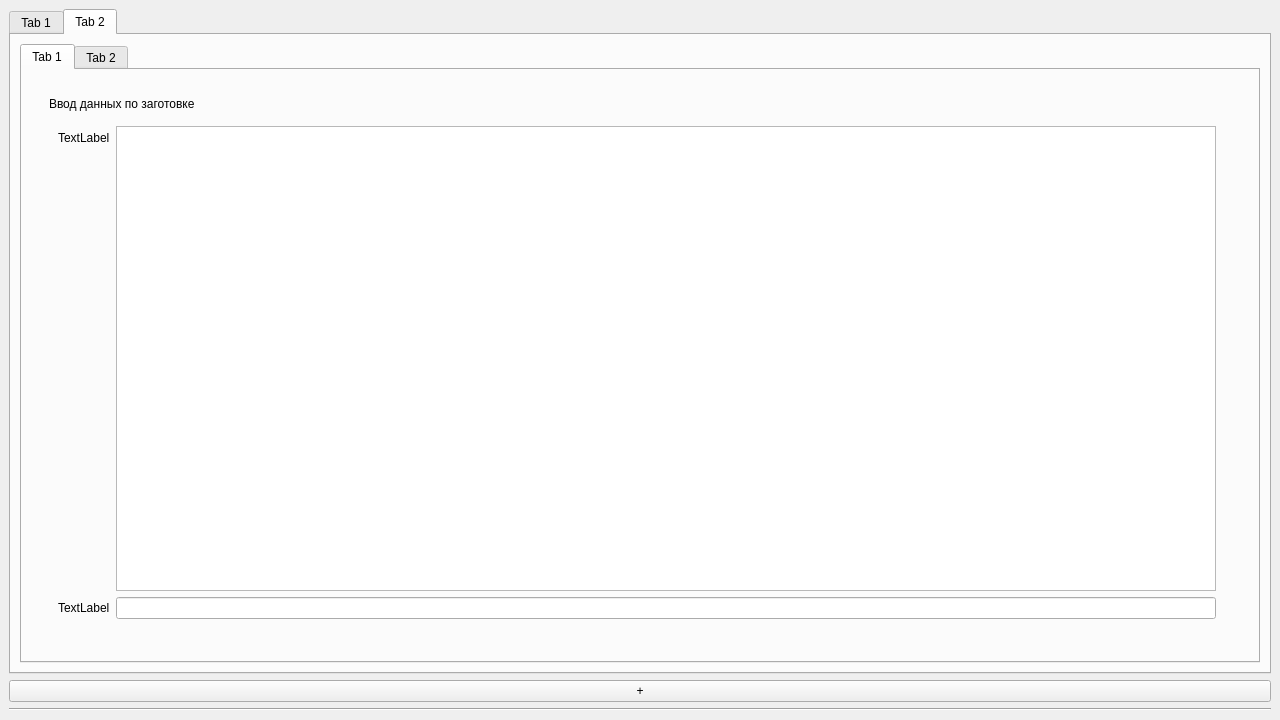
Above: Interfase/1.ui from MichailNikitin/optimization_CNC before the change. Below: the same form after it.
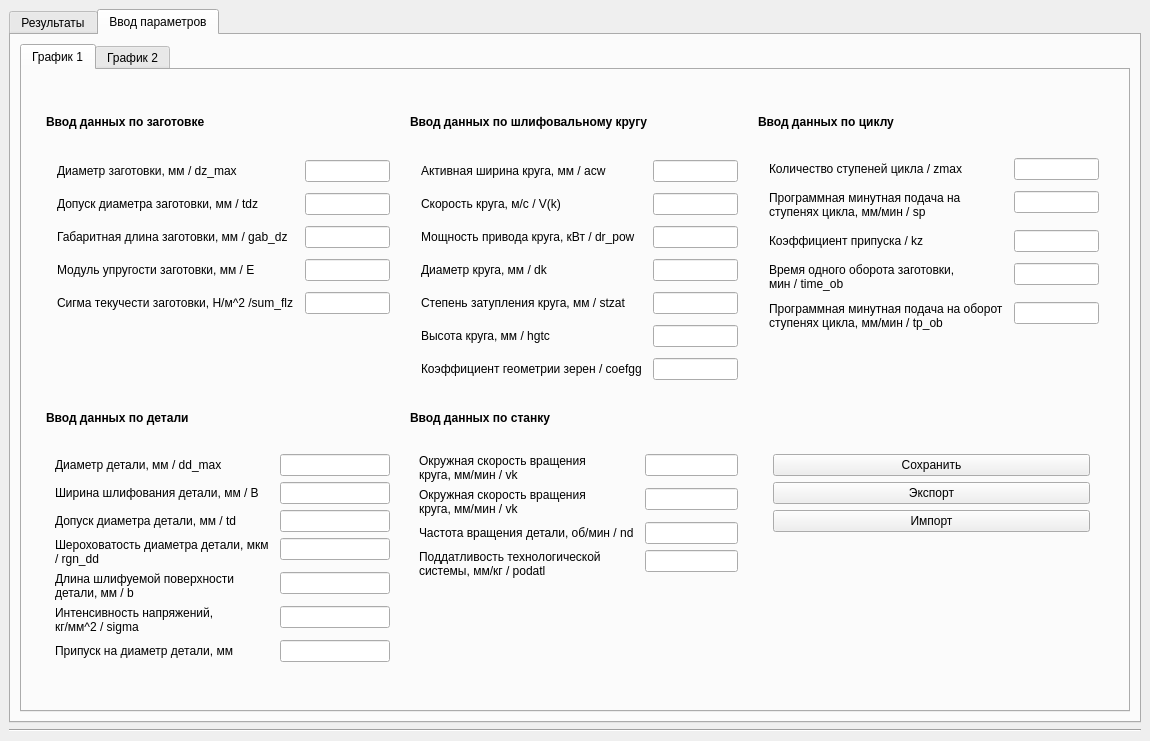
That is the form after the change.

What changed in the file:
```diff
--- a/Interfase/1.ui
+++ b/Interfase/1.ui
@@ -6,8 +6,8 @@
    <rect>
     <x>0</x>
     <y>0</y>
-    <width>1280</width>
-    <height>720</height>
+    <width>1150</width>
+    <height>741</height>
    </rect>
   </property>
   <property name="windowTitle">
@@ -22,27 +22,26 @@
       </property>
      </widget>
     </item>
-    <item row="1" column="0">
-     <widget class="QPushButton" name="add_grafs">
-      <property name="text">
-       <string>+</string>
-      </property>
-     </widget>
-    </item>
     <item row="0" column="0">
      <widget class="QTabWidget" name="MainTabWidget">
+      <property name="enabled">
+       <bool>true</bool>
+      </property>
+      <property name="layoutDirection">
+       <enum>Qt::LeftToRight</enum>
+      </property>
       <property name="currentIndex">
        <number>1</number>
       </property>
       <widget class="QWidget" name="results">
        <attribute name="title">
-        <string>Tab 1</string>
+        <string>Результаты</string>
        </attribute>
        <layout class="QGridLayout" name="gridLayout_12"/>
       </widget>
       <widget class="QWidget" name="input_par">
        <attribute name="title">
-        <string>Tab 2</string>
+        <string>Ввод параметров</string>
        </attribute>
        <layout class="QGridLayout" name="gridLayout_10">
         <item row="0" column="0">
@@ -50,49 +49,560 @@
           <property name="currentIndex">
            <number>0</number>
           </property>
+          <property name="iconSize">
+           <size>
+            <width>20</width>
+            <height>20</height>
+           </size>
+          </property>
+          <property name="usesScrollButtons">
+           <bool>true</bool>
+          </property>
+          <property name="movable">
+           <bool>true</bool>
+          </property>
           <widget class="QWidget" name="graf_1">
            <attribute name="title">
-            <string>Tab 1</string>
+            <string>График 1</string>
            </attribute>
            <layout class="QVBoxLayout" name="verticalLayout">
             <item>
              <widget class="QWidget" name="param_1" native="true">
               <layout class="QGridLayout" name="gridLayout_6">
-               <item row="1" column="0">
-                <widget class="QWidget" name="widget" native="true"/>
-               </item>
-               <item row="0" column="0">
+               <property name="horizontalSpacing">
+                <number>65</number>
+               </property>
+               <item row="0" column="1">
                 <widget class="QWidget" name="widget_2" native="true">
-                 <layout class="QVBoxLayout" name="verticalLayout_3">
-                  <item>
-                   <widget class="QLabel" name="label">
-                    <property name="text">
-                     <string>Ввод данных по заготовке</string>
-                    </property>
-                   </widget>
-                  </item>
-                  <item>
+                 <property name="baseSize">
+                  <size>
+                   <width>0</width>
+                   <height>0</height>
+                  </size>
+                 </property>
+                 <layout class="QGridLayout" name="gridLayout">
+                  <property name="sizeConstraint">
+                   <enum>QLayout::SetDefaultConstraint</enum>
+                  </property>
+                  <property name="leftMargin">
+                   <number>6</number>
+                  </property>
+                  <property name="topMargin">
+                   <number>7</number>
+                  </property>
+                  <property name="rightMargin">
+                   <number>11</number>
+                  </property>
+                  <property name="bottomMargin">
+                   <number>21</number>
+                  </property>
+                  <property name="horizontalSpacing">
+                   <number>20</number>
+                  </property>
+                  <property name="verticalSpacing">
+                   <number>0</number>
+                  </property>
+                  <item row="1" column="0">
                    <widget class="QWidget" name="widget_4" native="true">
                     <layout class="QFormLayout" name="formLayout">
+                     <property name="fieldGrowthPolicy">
+                      <enum>QFormLayout::AllNonFixedFieldsGrow</enum>
+                     </property>
+                     <property name="horizontalSpacing">
+                      <number>11</number>
+                     </property>
+                     <property name="verticalSpacing">
+                      <number>11</number>
+                     </property>
+                     <property name="leftMargin">
+                      <number>11</number>
+                     </property>
+                     <property name="topMargin">
+                      <number>11</number>
+                     </property>
+                     <property name="rightMargin">
+                      <number>0</number>
+                     </property>
+                     <property name="bottomMargin">
+                      <number>11</number>
+                     </property>
                      <item row="0" column="0">
                       <widget class="QLabel" name="label_2">
                        <property name="text">
-                        <string>TextLabel</string>
+                        <string>Диаметр заготовки, мм / dz_max</string>
                        </property>
                       </widget>
                      </item>
                      <item row="0" column="1">
-                      <widget class="QTextEdit" name="textEdit"/>
+                      <widget class="QLineEdit" name="lineEdit">
+                       <property name="enabled">
+                        <bool>true</bool>
+                       </property>
+                      </widget>
                      </item>
                      <item row="1" column="0">
                       <widget class="QLabel" name="label_3">
                        <property name="text">
-                        <string>TextLabel</string>
+                        <string>Допуск диаметра заготовки, мм / tdz</string>
                        </property>
                       </widget>
                      </item>
                      <item row="1" column="1">
-                      <widget class="QLineEdit" name="lineEdit"/>
+                      <widget class="QLineEdit" name="lineEdit_2"/>
+                     </item>
+                     <item row="2" column="0">
+                      <widget class="QLabel" name="label_4">
+                       <property name="text">
+                        <string>Габаритная длина заготовки, мм / gab_dz</string>
+                       </property>
+                      </widget>
+                     </item>
+                     <item row="2" column="1">
+                      <widget class="QLineEdit" name="lineEdit_3"/>
+                     </item>
+                     <item row="3" column="0">
+                      <widget class="QLabel" name="label_5">
+                       <property name="text">
+                        <string>Модуль упругости заготовки, мм / E</string>
+                       </property>
+                      </widget>
+                     </item>
+                     <item row="3" column="1">
+                      <widget class="QLineEdit" name="lineEdit_4"/>
+                     </item>
+                     <item row="4" column="0">
+                      <widget class="QLabel" name="label_6">
+                       <property name="text">
+                        <string>Сигма текучести заготовки, Н/м^2 /sum_flz</string>
+                       </property>
+                      </widget>
+                     </item>
+                     <item row="4" column="1">
+                      <widget class="QLineEdit" name="lineEdit_5"/>
+                     </item>
+                    </layout>
+                   </widget>
+                  </item>
+                  <item row="3" column="0">
+                   <widget class="QWidget" name="widget_3" native="true">
+                    <layout class="QFormLayout" name="formLayout_4">
+                     <property name="horizontalSpacing">
+                      <number>11</number>
+                     </property>
+                     <property name="rightMargin">
+                      <number>0</number>
+                     </property>
+                     <item row="1" column="0">
+                      <widget class="QLabel" name="label_22">
+                       <property name="text">
+                        <string>Диаметр детали, мм / dd_max</string>
+                       </property>
+                      </widget>
+                     </item>
+                     <item row="1" column="1">
+                      <widget class="QLineEdit" name="lineEdit_19"/>
+                     </item>
+                     <item row="2" column="1">
+                      <widget class="QLineEdit" name="lineEdit_21"/>
+                     </item>
+                     <item row="3" column="1">
+                      <widget class="QLineEdit" name="lineEdit_22"/>
+                     </item>
+                     <item row="4" column="1">
+                      <widget class="QLineEdit" name="lineEdit_20"/>
+                     </item>
+                     <item row="2" column="0">
+                      <widget class="QLabel" name="label_23">
+                       <property name="text">
+                        <string>Ширина шлифования детали, мм / B</string>
+                       </property>
+                      </widget>
+                     </item>
+                     <item row="3" column="0">
+                      <widget class="QLabel" name="label_24">
+                       <property name="text">
+                        <string>Допуск диаметра детали, мм / td</string>
+                       </property>
+                      </widget>
+                     </item>
+                     <item row="4" column="0">
+                      <widget class="QLabel" name="label_25">
+                       <property name="text">
+                        <string>Шероховатость диаметра детали, мкм 
+/ rgn_dd</string>
+                       </property>
+                      </widget>
+                     </item>
+                     <item row="5" column="0">
+                      <widget class="QLabel" name="label_29">
+                       <property name="text">
+                        <string>Длина шлифуемой поверхности
+детали, мм / b</string>
+                       </property>
+                      </widget>
+                     </item>
+                     <item row="6" column="0">
+                      <widget class="QLabel" name="label_30">
+                       <property name="text">
+                        <string>Интенсивность напряжений, 
+кг/мм^2 / sigma</string>
+                       </property>
+                      </widget>
+                     </item>
+                     <item row="7" column="0">
+                      <widget class="QLabel" name="label_31">
+                       <property name="text">
+                        <string>Припуск на диаметр детали, мм</string>
+                       </property>
+                      </widget>
+                     </item>
+                     <item row="5" column="1">
+                      <widget class="QLineEdit" name="lineEdit_25"/>
+                     </item>
+                     <item row="6" column="1">
+                      <widget class="QLineEdit" name="lineEdit_26"/>
+                     </item>
+                     <item row="7" column="1">
+                      <widget class="QLineEdit" name="lineEdit_27"/>
+                     </item>
+                    </layout>
+                   </widget>
+                  </item>
+                  <item row="3" column="1">
+                   <widget class="QWidget" name="widget_6" native="true">
+                    <layout class="QFormLayout" name="formLayout_5">
+                     <property name="horizontalSpacing">
+                      <number>11</number>
+                     </property>
+                     <property name="rightMargin">
+                      <number>0</number>
+                     </property>
+                     <item row="0" column="0">
+                      <widget class="QLabel" name="label_26">
+                       <property name="text">
+                        <string>Окружная скорость вращения
+круга, мм/мин / vk</string>
+                       </property>
+                      </widget>
+                     </item>
+                     <item row="0" column="1">
+                      <widget class="QLineEdit" name="lineEdit_24"/>
+                     </item>
+                     <item row="1" column="0">
+                      <widget class="QLabel" name="label_27">
+                       <property name="text">
+                        <string>Окружная скорость вращения
+круга, мм/мин / vk</string>
+                       </property>
+                      </widget>
+                     </item>
+                     <item row="1" column="1">
+                      <widget class="QLineEdit" name="lineEdit_28"/>
+                     </item>
+                     <item row="3" column="0">
+                      <widget class="QLabel" name="label_28">
+                       <property name="text">
+                        <string>Частота вращения детали, об/мин / nd</string>
+                       </property>
+                      </widget>
+                     </item>
+                     <item row="3" column="1">
+                      <widget class="QLineEdit" name="lineEdit_29"/>
+                     </item>
+                     <item row="4" column="0">
+                      <widget class="QLabel" name="label_32">
+                       <property name="text">
+                        <string>Поддатливость технологической 
+системы, мм/кг / podatl</string>
+                       </property>
+                      </widget>
+                     </item>
+                     <item row="4" column="1">
+                      <widget class="QLineEdit" name="lineEdit_30"/>
+                     </item>
+                    </layout>
+                   </widget>
+                  </item>
+                  <item row="1" column="1">
+                   <widget class="QWidget" name="widget_5" native="true">
+                    <layout class="QFormLayout" name="formLayout_2">
+                     <property name="horizontalSpacing">
+                      <number>11</number>
+                     </property>
+                     <property name="verticalSpacing">
+                      <number>11</number>
+                     </property>
+                     <property name="leftMargin">
+                      <number>11</number>
+                     </property>
+                     <property name="topMargin">
+                      <number>11</number>
+                     </property>
+                     <property name="rightMargin">
+                      <number>0</number>
+                     </property>
+                     <property name="bottomMargin">
+                      <number>11</number>
+                     </property>
+                     <item row="0" column="0">
+                      <widget class="QLabel" name="label_9">
+                       <property name="text">
+                        <string>Активная ширина круга, мм / acw</string>
+                       </property>
+                      </widget>
+                     </item>
+                     <item row="1" column="0">
+                      <widget class="QLabel" name="label_10">
+                       <property name="text">
+                        <string>Скорость круга, м/с / V(k)</string>
+                       </property>
+                      </widget>
+                     </item>
+                     <item row="3" column="0">
+                      <widget class="QLabel" name="label_12">
+                       <property name="text">
+                        <string>Диаметр круга, мм / dk</string>
+                       </property>
+                      </widget>
+                     </item>
+                     <item row="4" column="0">
+                      <widget class="QLabel" name="label_13">
+                       <property name="text">
+                        <string>Степень затупления круга, мм / stzat</string>
+                       </property>
+                      </widget>
+                     </item>
+                     <item row="5" column="0">
+                      <widget class="QLabel" name="label_14">
+                       <property name="text">
+                        <string>Высота круга, мм / hgtc</string>
+                       </property>
+                      </widget>
+                     </item>
+                     <item row="6" column="0">
+                      <widget class="QLabel" name="label_15">
+                       <property name="text">
+                        <string>Коэффициент геометрии зерен / coefgg</string>
+                       </property>
+                      </widget>
+                     </item>
+                     <item row="0" column="1">
+                      <widget class="QLineEdit" name="lineEdit_6"/>
+                     </item>
+                     <item row="1" column="1">
+                      <widget class="QLineEdit" name="lineEdit_7"/>
+                     </item>
+                     <item row="2" column="1">
+                      <widget class="QLineEdit" name="lineEdit_8"/>
+                     </item>
+                     <item row="3" column="1">
+                      <widget class="QLineEdit" name="lineEdit_9"/>
+                     </item>
+                     <item row="4" column="1">
+                      <widget class="QLineEdit" name="lineEdit_10"/>
+                     </item>
+                     <item row="5" column="1">
+                      <widget class="QLineEdit" name="lineEdit_11"/>
+                     </item>
+                     <item row="6" column="1">
+                      <widget class="QLineEdit" name="lineEdit_12"/>
+                     </item>
+                     <item row="2" column="0">
+                      <widget class="QLabel" name="label_11">
+                       <property name="text">
+                        <string>Мощность привода круга, кВт / dr_pow</string>
+                       </property>
+                      </widget>
+                     </item>
+                    </layout>
+                   </widget>
+                  </item>
+                  <item row="1" column="2">
+                   <widget class="QWidget" name="widget" native="true">
+                    <property name="enabled">
+                     <bool>true</bool>
+                    </property>
+                    <layout class="QFormLayout" name="formLayout_3">
+                     <property name="horizontalSpacing">
+                      <number>11</number>
+                     </property>
+                     <property name="verticalSpacing">
+                      <number>11</number>
+                     </property>
+                     <property name="leftMargin">
+                      <number>11</number>
+                     </property>
+                     <property name="rightMargin">
+                      <number>0</number>
+                     </property>
+                     <property name="bottomMargin">
+                      <number>11</number>
+                     </property>
+                     <item row="0" column="0">
+                      <widget class="QLabel" name="label_17">
+                       <property name="text">
+                        <string>Количество ступеней цикла / zmax</string>
+                       </property>
+                      </widget>
+                     </item>
+                     <item row="1" column="0">
+                      <widget class="QLabel" name="label_18">
+                       <property name="text">
+                        <string>Программная минутная подача на 
+ступенях цикла, мм/мин / sp</string>
+                       </property>
+                      </widget>
+                     </item>
+                     <item row="2" column="0">
+                      <widget class="QLabel" name="label_19">
+                       <property name="text">
+                        <string>Коэффициент припуска / kz</string>
+                       </property>
+                      </widget>
+                     </item>
+                     <item row="3" column="0">
+                      <widget class="QLabel" name="label_20">
+                       <property name="text">
+                        <string>Время одного оборота заготовки, 
+мин / time_ob</string>
+                       </property>
+                      </widget>
+                     </item>
+                     <item row="4" column="0">
+                      <widget class="QLabel" name="label_21">
+                       <property name="text">
+                        <string>Программная минутная подача на оборот
+ступенях цикла, мм/мин / tp_ob</string>
+                       </property>
+                      </widget>
+                     </item>
+                     <item row="0" column="1">
+                      <widget class="QLineEdit" name="lineEdit_13"/>
+                     </item>
+                     <item row="1" column="1">
+                      <widget class="QLineEdit" name="lineEdit_14"/>
+                     </item>
+                     <item row="2" column="1">
+                      <widget class="QLineEdit" name="lineEdit_15"/>
+                     </item>
+                     <item row="3" column="1">
+                      <widget class="QLineEdit" name="lineEdit_16"/>
+                     </item>
+                     <item row="4" column="1">
+                      <widget class="QLineEdit" name="lineEdit_17">
+                       <property name="enabled">
+                        <bool>true</bool>
+                       </property>
+                      </widget>
+                     </item>
+                    </layout>
+                   </widget>
+                  </item>
+                  <item row="0" column="2">
+                   <widget class="QLabel" name="label_16">
+                    <property name="font">
+                     <font>
+                      <pointsize>9</pointsize>
+                      <weight>75</weight>
+                      <bold>true</bold>
+                     </font>
+                    </property>
+                    <property name="text">
+                     <string>Ввод данных по циклу</string>
+                    </property>
+                   </widget>
+                  </item>
+                  <item row="2" column="0">
+                   <widget class="QLabel" name="label_33">
+                    <property name="font">
+                     <font>
+                      <pointsize>9</pointsize>
+                      <weight>75</weight>
+                      <bold>true</bold>
+                     </font>
+                    </property>
+                    <property name="text">
+                     <string>Ввод данных по детали</string>
+                    </property>
+                   </widget>
+                  </item>
+                  <item row="2" column="1">
+                   <widget class="QLabel" name="label_34">
+                    <property name="font">
+                     <font>
+                      <pointsize>9</pointsize>
+                      <weight>75</weight>
+                      <bold>true</bold>
+                     </font>
+                    </property>
+                    <property name="text">
+                     <string>Ввод данных по станку</string>
+                    </property>
+                   </widget>
+                  </item>
+                  <item row="0" column="0">
+                   <widget class="QLabel" name="label">
+                    <property name="font">
+                     <font>
+                      <pointsize>9</pointsize>
+                      <weight>75</weight>
+                      <bold>true</bold>
+                     </font>
+                    </property>
+                    <property name="text">
+                     <string>Ввод данных по заготовке</string>
+                    </property>
+                   </widget>
+                  </item>
+                  <item row="0" column="1">
+                   <widget class="QLabel" name="label_8">
+                    <property name="font">
+                     <font>
+                      <pointsize>9</pointsize>
+                      <weight>75</weight>
+                      <bold>true</bold>
+                     </font>
+                    </property>
+                    <property name="text">
+                     <string>Ввод данных по шлифовальному кругу</string>
+                    </property>
+                   </widget>
+                  </item>
+                  <item row="3" column="2">
+                   <widget class="QWidget" name="widget_7" native="true">
+                    <layout class="QFormLayout" name="formLayout_6">
+                     <item row="0" column="1">
+                      <widget class="QPushButton" name="add_grafs">
+                       <property name="baseSize">
+                        <size>
+                         <width>0</width>
+                         <height>0</height>
+                        </size>
+                       </property>
+                       <property name="text">
+                        <string>Сохранить</string>
+                       </property>
+                       <property name="autoDefault">
+                        <bool>false</bool>
+                       </property>
+                      </widget>
+                     </item>
+                     <item row="2" column="1">
+                      <widget class="QPushButton" name="pushButton_2">
+                       <property name="text">
+                        <string>Экспорт</string>
+                       </property>
+                      </widget>
+                     </item>
+                     <item row="3" column="1">
+                      <widget class="QPushButton" name="pushButton">
+                       <property name="layoutDirection">
+                        <enum>Qt::LeftToRight</enum>
+                       </property>
+                       <property name="text">
+                        <string>Импорт</string>
+                       </property>
+                      </widget>
                      </item>
                     </layout>
                    </widget>
@@ -100,9 +610,6 @@
                  </layout>
                 </widget>
                </item>
-               <item row="0" column="1">
-                <widget class="QWidget" name="widget_3" native="true"/>
-               </item>
               </layout>
              </widget>
             </item>
@@ -110,7 +617,7 @@
           </widget>
           <widget class="QWidget" name="graf_2">
            <attribute name="title">
-            <string>Tab 2</string>
+            <string>График 2</string>
            </attribute>
            <layout class="QVBoxLayout" name="verticalLayout_2">
             <item>
```
Left out of the diff: 4 changed lines with no effect on the pictures.
